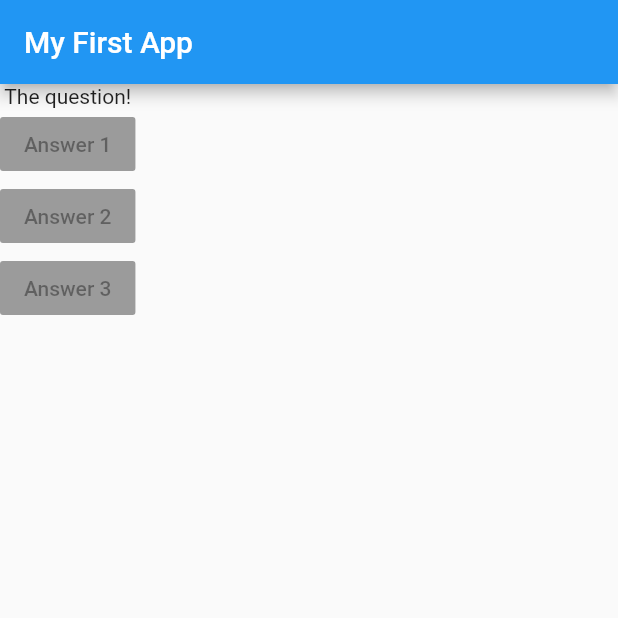
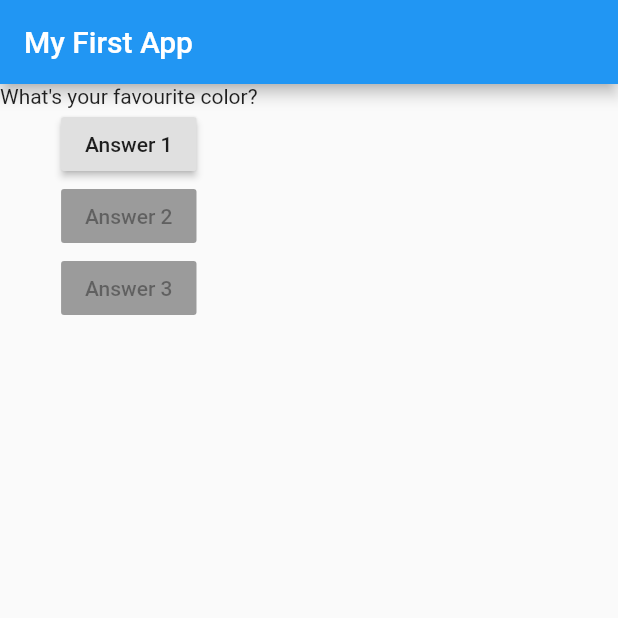
Before and after one commit to zettlrobert/flutter_quizz_app, a Flutter app: the screen it shows after launch, on a phone screen of 412 x 824 dp, the top half of it. Run offline on Flutter 3.47's test engine with Material 2 defaults, Android fonts, the phone set to English and light mode, and no system bars.

Commit message:
turned StatelessWidget into Stateful Widget and wired up connection to main Widget

```diff
--- a/lib/main.dart
+++ b/lib/main.dart
@@ -4,7 +4,24 @@ void main() {
   runApp(QuizzApp());
 }
 
-class QuizzApp extends StatelessWidget {
+class QuizzApp extends StatefulWidget {
+  @override
+  State<StatefulWidget> createState() {
+    // TODO: implement createState
+    return QuizzAppState();
+  }
+}
+
+class QuizzAppState extends State<QuizzApp> {
+  var questionIndex = 0;
+
+  void anserQuestion() {
+    setState(() {
+      questionIndex = questionIndex + 1;
+    });
+    print(questionIndex);
+  }
+
   @override
   Widget build(BuildContext context) {
     var questions = [
@@ -18,10 +35,19 @@ class QuizzApp extends StatelessWidget {
         ), // AppBar
         body: Column(
           children: <Widget>[
-            Text('The question!'),
-            RaisedButton(child: Text('Answer 1'), onPressed: null,),
-            RaisedButton(child: Text('Answer 2'), onPressed: null,),
-            RaisedButton(child: Text('Answer 3'), onPressed: null,),
+            Text(questions[questionIndex]),
+            RaisedButton(
+              child: Text('Answer 1'),
+              onPressed: anserQuestion,
+            ),
+            RaisedButton(
+              child: Text('Answer 2'),
+              onPressed: null,
+            ),
+            RaisedButton(
+              child: Text('Answer 3'),
+              onPressed: null,
+            ),
           ],
         ), // Column
       ), // Scaffold
```
Also changed, not shown: 1 other file.
